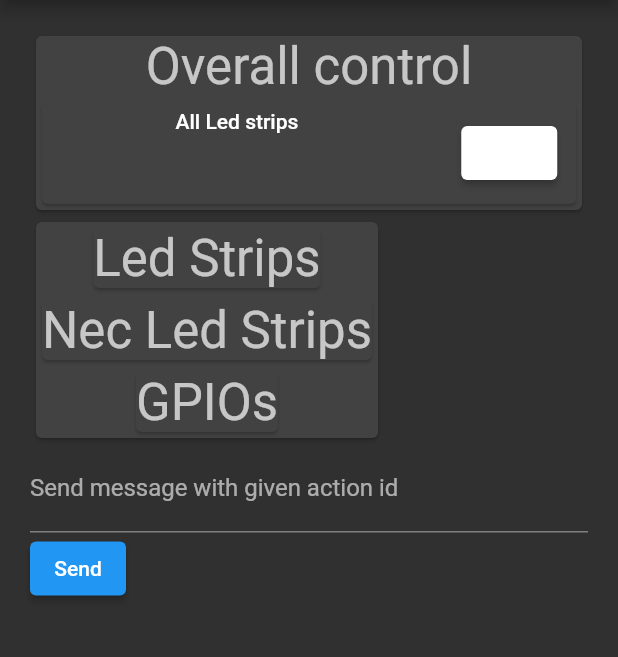
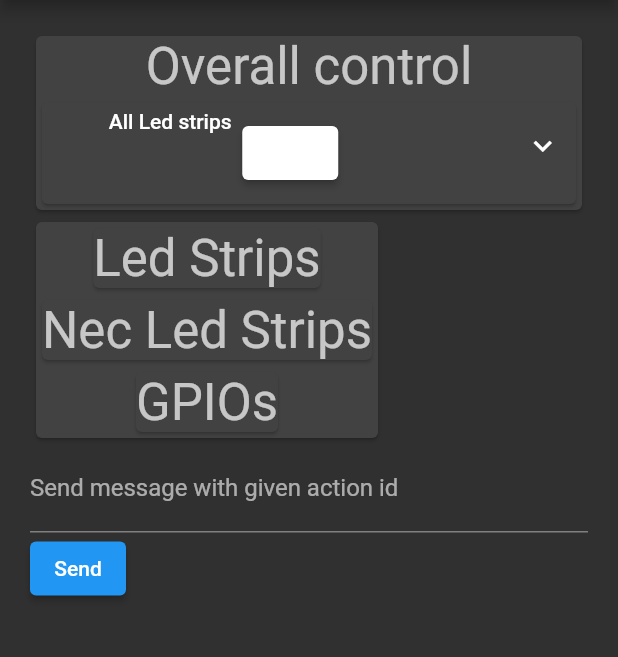
Before and after one commit to thomsan/club-controller, a Flutter app: the ControllerPage screen opened directly, on a phone screen of 412 x 824 dp, the part 84-741 px from its top. Run offline on Flutter 3.47's test engine with Material 2 defaults, Android fonts, the phone set to English and light mode, and no system bars; our stand-ins replace flutter_colorpicker, shared_preferences; accounts and stored records are empty; network calls fail.

Commit message:
Collapsable UI component

```diff
--- a/ui/club_controller_ui/lib/color_helper.dart
+++ b/ui/club_controller_ui/lib/color_helper.dart
@@ -70,7 +70,9 @@ class ColorTemplates extends StatelessWidget {
   Widget build(BuildContext context) {
     return Padding(
       padding: const EdgeInsets.symmetric(vertical: 5.0),
-      child: Column(
+      child: Wrap(
+        runSpacing: 5.0,
+        spacing: 5.0,
         children: _buildColorTemplateList(),
       ),
     );
--- a/ui/club_controller_ui/lib/widgets/led_strip_control_widget.dart
+++ b/ui/club_controller_ui/lib/widgets/led_strip_control_widget.dart
@@ -1,3 +1,5 @@
+import 'dart:math';
+
 import 'package:flutter/material.dart';
 import '../model/led_strip_client.dart';
 import '../color_helper.dart';
@@ -73,7 +75,7 @@ class LedStripParameters extends StatelessWidget {
   }
 }
 
-class LedStripControl extends StatelessWidget {
+class LedStripControl extends StatefulWidget {
   final Color color;
   final List<Color> colors;
   final Text title;
@@ -94,54 +96,83 @@ class LedStripControl extends StatelessWidget {
       : super(key: key);
 
   @override
+  _LedStripControlState createState() => _LedStripControlState();
+}
+
+class _LedStripControlState extends State<LedStripControl> {
+  bool expanded = false;
+
+  @override
   Widget build(BuildContext context) {
     return Padding(
         padding: const EdgeInsets.symmetric(vertical: 5.0),
-      child: Row(
+        child: Column(
+          children: [
+            Row(
               crossAxisAlignment: CrossAxisAlignment.start,
               children: <Widget>[
                 Expanded(
                   flex: 1,
                   child: GestureDetector(
                     onTap: () {
-                showColorPicker(context, color, onColorChanged);
+                      showColorPicker(
+                          context, widget.color, widget.onColorChanged);
                     },
                     onLongPress: () {
-                colors.add(color);
-                onColorAdded(colors);
+                      widget.colors.add(widget.color);
+                      widget.onColorAdded(widget.colors);
                     },
                     child: CircleAvatar(
-                backgroundColor: color,
+                      backgroundColor: widget.color,
                     ),
                   ),
                 ),
                 Expanded(
                   flex: 2,
-            child: title,
+                  child: widget.title,
+                ),
+                Expanded(
+                  flex: 4,
+                  child: ColorTemplates(
+                    colors: widget.colors,
+                    onPressed: widget.onColorChanged,
+                    onLongPressed: (color) {
+                      widget.colors.remove(color);
+                      widget.onColorRemoved(widget.colors);
+                    },
+                  ),
                 ),
                 Expanded(
                   flex: 1,
-            child: ColorTemplates(
-              colors: colors,
-              onPressed: onColorChanged,
-              onLongPressed: (color) {
-                colors.remove(color);
-                onColorRemoved(colors);
+                  child: IconButton(
+                    onPressed: () => {
+                      setState(() {
+                        this.expanded = !this.expanded;
+                      })
                     },
+                    icon: expanded
+                        ? Icon(
+                            Icons.expand_less,
+                            size: 24.0,
+                            semanticLabel: 'Collapse',
+                          )
+                        : Icon(
+                            Icons.expand_more,
+                            size: 24.0,
+                            semanticLabel: 'Expand',
                           ),
+                  ),
+                ),
+              ],
             ),
             Builder(
               builder: (context) {
-              return ledStripParameters != null
-                  ? Expanded(
-                      flex: 3,
-                      child: ledStripParameters!,
-                    )
+                return widget.ledStripParameters != null && this.expanded
+                    ? widget.ledStripParameters!
                     : Center();
               },
-          )
+            ),
           ],
-      ),
-    );
+        ));
   }
 }
```
Lines whose indentation alone changed are shown as unchanged.
